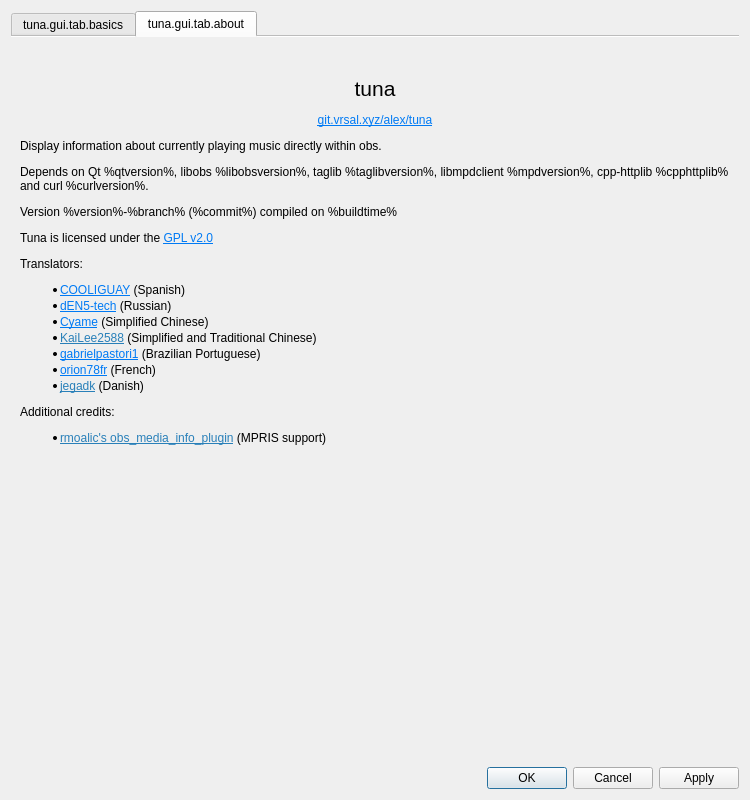
First picture: the form in src/gui/tuna_gui.ui, repository univrsal/tuna, before the edit.
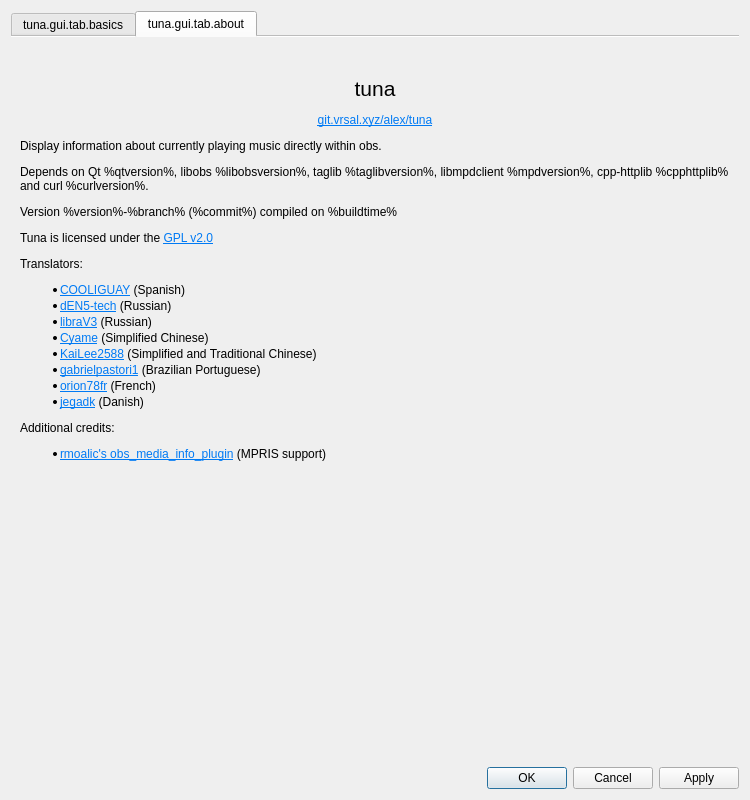
Second picture: the form after the edit. The open tabs and pages were chosen to show the change. Icons and pictures are not drawn.

Commit message: Misc: Add libraV3 to translators

What changed in the file:
```diff
--- a/src/gui/tuna_gui.ui
+++ b/src/gui/tuna_gui.ui
@@ -821,7 +821,7 @@
           </sizepolicy>
          </property>
          <property name="text">
-          <string>&lt;html&gt;&lt;head/&gt;&lt;body&gt;&lt;p align=&quot;center&quot;&gt;&lt;span style=&quot; font-size:16pt;&quot;&gt;tuna&lt;/span&gt;&lt;/p&gt;&lt;p align=&quot;center&quot;&gt;&lt;a href=&quot;https://git.vrsal.xyz/alex/tuna&quot;&gt;&lt;span style=&quot; text-decoration: underline; color:#007af4;&quot;&gt;git.vrsal.xyz/alex/tuna&lt;/span&gt;&lt;/a&gt;&lt;/p&gt;&lt;p&gt;Display information about currently playing music directly within obs.&lt;/p&gt;&lt;p&gt;Depends on Qt %qtversion%, libobs %libobsversion%, taglib %taglibversion%, libmpdclient %mpdversion%, cpp-httplib %cpphttplib% and curl %curlversion%.&lt;/p&gt;&lt;p&gt;Version %version%-%branch% (%commit%) compiled on %buildtime%&lt;/p&gt;&lt;p&gt;Tuna is licensed under the &lt;a href=&quot;https://www.gnu.org/licenses/old-licenses/gpl-2.0.txt&quot;&gt;&lt;span style=&quot; text-decoration: underline; color:#007af4;&quot;&gt;GPL v2.0&lt;/span&gt;&lt;/a&gt;&lt;/p&gt;&lt;p&gt;Translators:&lt;/p&gt;&lt;ul style=&quot;margin-top: 0px; margin-bottom: 0px; margin-left: 0px; margin-right: 0px; -qt-list-indent: 1;&quot;&gt;&lt;li style=&quot; margin-top:12px; margin-bottom:2px; margin-left:0px; margin-right:0px; -qt-block-indent:0; text-indent:0px;&quot;&gt;&lt;a href=&quot;https://github.com/COOLIGUAY&quot;&gt;&lt;span style=&quot; text-decoration: underline; color:#007af4;&quot;&gt;COOLIGUAY&lt;/span&gt;&lt;/a&gt; (Spanish) &lt;/li&gt;&lt;li style=&quot; margin-top:2px; margin-bottom:2px; margin-left:0px; margin-right:0px; -qt-block-indent:0; text-indent:0px;&quot;&gt;&lt;a href=&quot;https://github.com/dEN5-tech&quot;&gt;&lt;span style=&quot; text-decoration: underline; color:#007af4;&quot;&gt;dEN5-tech&lt;/span&gt;&lt;/a&gt; (Russian)&lt;/li&gt;&lt;li style=&quot; margin-top:2px; margin-bottom:0px; margin-left:0px; margin-right:0px; -qt-block-indent:0; text-indent:0px;&quot;&gt;&lt;a href=&quot;https://github.com/Cyame&quot;&gt;&lt;span style=&quot; text-decoration: underline; color:#007af4;&quot;&gt;Cyame&lt;/span&gt;&lt;/a&gt; (Simplified Chinese) &lt;/li&gt;&lt;li style=&quot; margin-top:2px; margin-bottom:2px; margin-left:0px; margin-right:0px; -qt-block-indent:0; text-indent:0px;&quot;&gt;&lt;a href=&quot;https://github.com/KaiLee2588&quot;&gt;&lt;span style=&quot; text-decoration: underline; color:#2980b9;&quot;&gt;KaiLee2588&lt;/span&gt;&lt;/a&gt; (Simplified and Traditional Chinese)&lt;/li&gt;&lt;li style=&quot; margin-top:2px; margin-bottom:2px; margin-left:0px; margin-right:0px; -qt-block-indent:0; text-indent:0px;&quot;&gt;&lt;a href=&quot;https://github.com/gabrielpastori1&quot;&gt;&lt;span style=&quot; text-decoration: underline; color:#007af4;&quot;&gt;gabrielpastori1&lt;/span&gt;&lt;/a&gt; (Brazilian Portuguese) &lt;/li&gt;&lt;li style=&quot; margin-top:2px; margin-bottom:0px; margin-left:0px; margin-right:0px; -qt-block-indent:0; text-indent:0px;&quot;&gt;&lt;a href=&quot;https://github.com/orion78fr&quot;&gt;&lt;span style=&quot; text-decoration: underline; color:#007af4;&quot;&gt;orion78fr&lt;/span&gt;&lt;/a&gt; (French) &lt;/li&gt;&lt;/ul&gt;&lt;ul style=&quot;margin-top: 0px; margin-bottom: 0px; margin-left: 0px; margin-right: 0px; -qt-list-indent: 1;&quot;&gt;&lt;li style=&quot; margin-top:2px; margin-bottom:0px; margin-left:0px; margin-right:0px; -qt-block-indent:0; text-indent:0px;&quot;&gt;&lt;a href=&quot;https://obsproject.com/forum/members/jegadk.185246/&quot;&gt;&lt;span style=&quot; text-decoration: underline; color:#2980b9;&quot;&gt;jegadk&lt;/span&gt;&lt;/a&gt; (Danish) &lt;/li&gt;&lt;/ul&gt;&lt;p&gt;Additional credits: &lt;/p&gt;&lt;ul style=&quot;margin-top: 0px; margin-bottom: 0px; margin-left: 0px; margin-right: 0px; -qt-list-indent: 1;&quot;&gt;&lt;li style=&quot; margin-top:12px; margin-bottom:12px; margin-left:0px; margin-right:0px; -qt-block-indent:0; text-indent:0px;&quot;&gt;&lt;a href=&quot;https://github.com/rmoalic/obs_media_info_plugin/&quot;&gt;&lt;span style=&quot; text-decoration: underline; color:#2980b9;&quot;&gt;rmoalic's obs_media_info_plugin&lt;/span&gt;&lt;/a&gt; (MPRIS support)&lt;/li&gt;&lt;/ul&gt;&lt;/body&gt;&lt;/html&gt;</string>
+          <string>&lt;html&gt;&lt;head/&gt;&lt;body&gt;&lt;p align=&quot;center&quot;&gt;&lt;span style=&quot; font-size:16pt;&quot;&gt;tuna&lt;/span&gt;&lt;/p&gt;&lt;p align=&quot;center&quot;&gt;&lt;a href=&quot;https://git.vrsal.xyz/alex/tuna&quot;&gt;&lt;span style=&quot; text-decoration: underline; color:#007af4;&quot;&gt;git.vrsal.xyz/alex/tuna&lt;/span&gt;&lt;/a&gt;&lt;/p&gt;&lt;p&gt;Display information about currently playing music directly within obs.&lt;/p&gt;&lt;p&gt;Depends on Qt %qtversion%, libobs %libobsversion%, taglib %taglibversion%, libmpdclient %mpdversion%, cpp-httplib %cpphttplib% and curl %curlversion%.&lt;/p&gt;&lt;p&gt;Version %version%-%branch% (%commit%) compiled on %buildtime%&lt;/p&gt;&lt;p&gt;Tuna is licensed under the &lt;a href=&quot;https://www.gnu.org/licenses/old-licenses/gpl-2.0.txt&quot;&gt;&lt;span style=&quot; text-decoration: underline; color:#007af4;&quot;&gt;GPL v2.0&lt;/span&gt;&lt;/a&gt;&lt;/p&gt;&lt;p&gt;Translators:&lt;/p&gt;&lt;ul style=&quot;margin-top: 0px; margin-bottom: 0px; margin-left: 0px; margin-right: 0px; -qt-list-indent: 1;&quot;&gt;&lt;li style=&quot; margin-top:12px; margin-bottom:2px; margin-left:0px; margin-right:0px; -qt-block-indent:0; text-indent:0px;&quot;&gt;&lt;a href=&quot;https://github.com/COOLIGUAY&quot;&gt;&lt;span style=&quot; text-decoration: underline; color:#007af4;&quot;&gt;COOLIGUAY&lt;/span&gt;&lt;/a&gt; (Spanish) &lt;/li&gt;&lt;li style=&quot; margin-top:2px; margin-bottom:0px; margin-left:0px; margin-right:0px; -qt-block-indent:0; text-indent:0px;&quot;&gt;&lt;a href=&quot;https://github.com/dEN5-tech&quot;&gt;&lt;span style=&quot; text-decoration: underline; color:#007af4;&quot;&gt;dEN5-tech&lt;/span&gt;&lt;/a&gt; (Russian)&lt;/li&gt;&lt;ul style=&quot;margin-top: 0px; margin-bottom: 0px; margin-left: 0px; margin-right: 0px; -qt-list-indent: 1;&quot;&gt;&lt;li style=&quot; margin-top:2px; margin-bottom:2px; margin-left:0px; margin-right:0px; -qt-block-indent:0; text-indent:0px;&quot;&gt;&lt;a href=&quot;https://github.com/libraV3&quot;&gt;&lt;span style=&quot; text-decoration: underline; color:#007af4;&quot;&gt;libraV3&lt;/span&gt;&lt;/a&gt; (Russian)&lt;/li&gt;&lt;/ul&gt;&lt;li style=&quot; margin-top:2px; margin-bottom:0px; margin-left:0px; margin-right:0px; -qt-block-indent:0; text-indent:0px;&quot;&gt;&lt;a href=&quot;https://github.com/Cyame&quot;&gt;&lt;span style=&quot; text-decoration: underline; color:#007af4;&quot;&gt;Cyame&lt;/span&gt;&lt;/a&gt; (Simplified Chinese) &lt;/li&gt;&lt;li style=&quot; margin-top:2px; margin-bottom:2px; margin-left:0px; margin-right:0px; -qt-block-indent:0; text-indent:0px;&quot;&gt;&lt;a href=&quot;https://github.com/KaiLee2588&quot;&gt;&lt;span style=&quot; text-decoration: underline; color:#007af4;&quot;&gt;KaiLee2588&lt;/span&gt;&lt;/a&gt; (Simplified and Traditional Chinese)&lt;/li&gt;&lt;li style=&quot; margin-top:2px; margin-bottom:2px; margin-left:0px; margin-right:0px; -qt-block-indent:0; text-indent:0px;&quot;&gt;&lt;a href=&quot;https://github.com/gabrielpastori1&quot;&gt;&lt;span style=&quot; text-decoration: underline; color:#007af4;&quot;&gt;gabrielpastori1&lt;/span&gt;&lt;/a&gt; (Brazilian Portuguese) &lt;/li&gt;&lt;li style=&quot; margin-top:2px; margin-bottom:0px; margin-left:0px; margin-right:0px; -qt-block-indent:0; text-indent:0px;&quot;&gt;&lt;a href=&quot;https://github.com/orion78fr&quot;&gt;&lt;span style=&quot; text-decoration: underline; color:#007af4;&quot;&gt;orion78fr&lt;/span&gt;&lt;/a&gt; (French) &lt;/li&gt;&lt;/ul&gt;&lt;ul style=&quot;margin-top: 0px; margin-bottom: 0px; margin-left: 0px; margin-right: 0px; -qt-list-indent: 1;&quot;&gt;&lt;li style=&quot; margin-top:2px; margin-bottom:0px; margin-left:0px; margin-right:0px; -qt-block-indent:0; text-indent:0px;&quot;&gt;&lt;a href=&quot;https://obsproject.com/forum/members/jegadk.185246/&quot;&gt;&lt;span style=&quot; text-decoration: underline; color:#007af4;&quot;&gt;jegadk&lt;/span&gt;&lt;/a&gt; (Danish) &lt;/li&gt;&lt;/ul&gt;&lt;p&gt;Additional credits: &lt;/p&gt;&lt;ul style=&quot;margin-top: 0px; margin-bottom: 0px; margin-left: 0px; margin-right: 0px; -qt-list-indent: 1;&quot;&gt;&lt;li style=&quot; margin-top:12px; margin-bottom:12px; margin-left:0px; margin-right:0px; -qt-block-indent:0; text-indent:0px;&quot;&gt;&lt;a href=&quot;https://github.com/rmoalic/obs_media_info_plugin/&quot;&gt;&lt;span style=&quot; text-decoration: underline; color:#007af4;&quot;&gt;rmoalic's obs_media_info_plugin&lt;/span&gt;&lt;/a&gt; (MPRIS support)&lt;/li&gt;&lt;/ul&gt;&lt;/body&gt;&lt;/html&gt;</string>
          </property>
          <property name="wordWrap">
           <bool>true</bool>
```
The commit also changes 1 other file.
